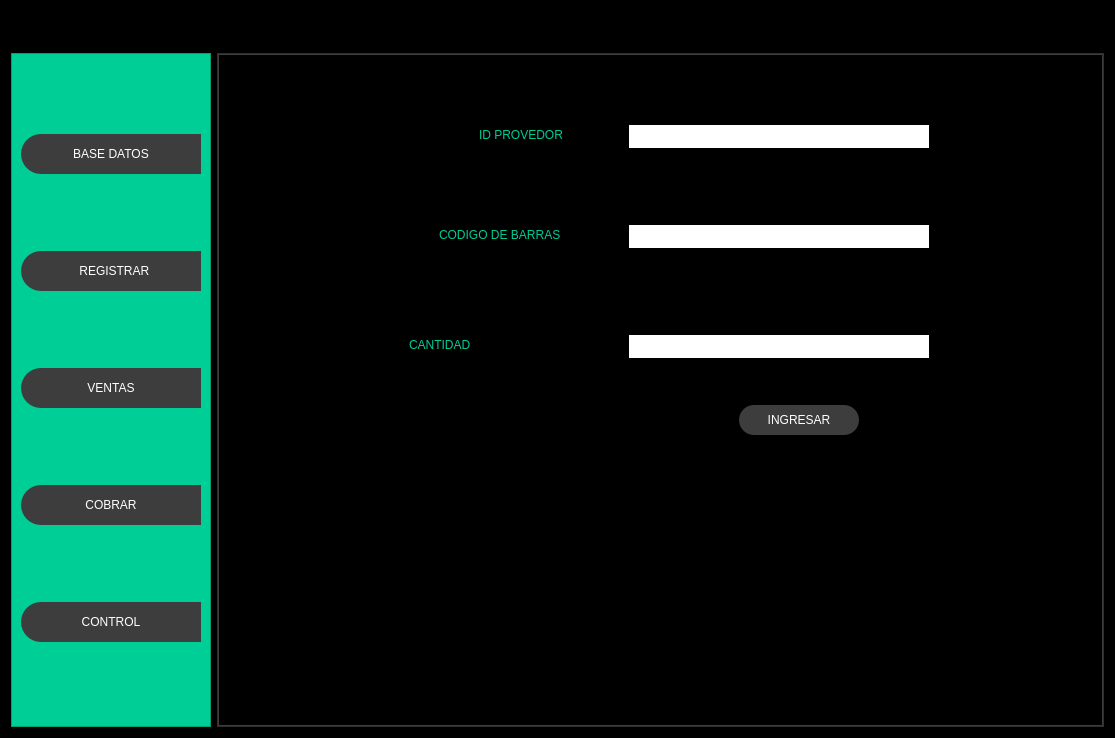
This is diseño.ui in jose99II/repositorioBd as Qt 5 draws it before an edit. The edited form follows.
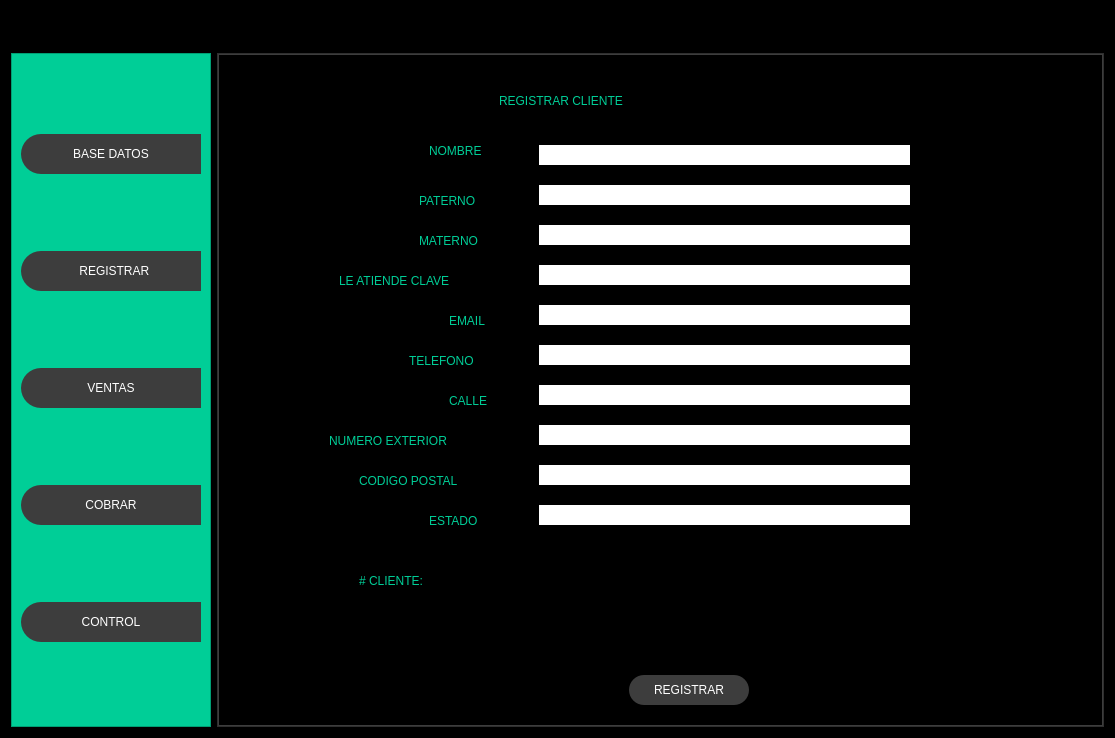
This is the edited form. Icons and pictures are not drawn.

Commit message: registro de cliente

What changed in the file:
```diff
--- a/diseño.ui
+++ b/diseño.ui
@@ -541,7 +541,7 @@
              <item>
               <widget class="QStackedWidget" name="stackedWidget">
                <property name="currentIndex">
-                <number>1</number>
+                <number>5</number>
                </property>
                <widget class="QWidget" name="page_datos">
                 <layout class="QVBoxLayout" name="verticalLayout_9">
@@ -1639,6 +1639,296 @@
                  </property>
                 </widget>
                </widget>
+               <widget class="QWidget" name="page_registrarCliente">
+                <widget class="QLabel" name="label_37">
+                 <property name="geometry">
+                  <rect>
+                   <x>280</x>
+                   <y>20</y>
+                   <width>281</width>
+                   <height>51</height>
+                  </rect>
+                 </property>
+                 <property name="text">
+                  <string>REGISTRAR CLIENTE</string>
+                 </property>
+                </widget>
+                <widget class="QLineEdit" name="nombre">
+                 <property name="geometry">
+                  <rect>
+                   <x>320</x>
+                   <y>90</y>
+                   <width>371</width>
+                   <height>20</height>
+                  </rect>
+                 </property>
+                </widget>
+                <widget class="QLineEdit" name="paterno">
+                 <property name="geometry">
+                  <rect>
+                   <x>320</x>
+                   <y>130</y>
+                   <width>371</width>
+                   <height>20</height>
+                  </rect>
+                 </property>
+                </widget>
+                <widget class="QLineEdit" name="materno">
+                 <property name="geometry">
+                  <rect>
+                   <x>320</x>
+                   <y>170</y>
+                   <width>371</width>
+                   <height>20</height>
+                  </rect>
+                 </property>
+                </widget>
+                <widget class="QLineEdit" name="atiende">
+                 <property name="geometry">
+                  <rect>
+                   <x>320</x>
+                   <y>210</y>
+                   <width>371</width>
+                   <height>20</height>
+                  </rect>
+                 </property>
+                </widget>
+                <widget class="QLineEdit" name="email">
+                 <property name="geometry">
+                  <rect>
+                   <x>320</x>
+                   <y>250</y>
+                   <width>371</width>
+                   <height>20</height>
+                  </rect>
+                 </property>
+                </widget>
+                <widget class="QLineEdit" name="telefono">
+                 <property name="geometry">
+                  <rect>
+                   <x>320</x>
+                   <y>290</y>
+                   <width>371</width>
+                   <height>20</height>
+                  </rect>
+                 </property>
+                </widget>
+                <widget class="QLineEdit" name="calle">
+                 <property name="geometry">
+                  <rect>
+                   <x>320</x>
+                   <y>330</y>
+                   <width>371</width>
+                   <height>20</height>
+                  </rect>
+                 </property>
+                </widget>
+                <widget class="QLineEdit" name="nume">
+                 <property name="geometry">
+                  <rect>
+                   <x>320</x>
+                   <y>370</y>
+                   <width>371</width>
+                   <height>20</height>
+                  </rect>
+                 </property>
+                </widget>
+                <widget class="QLineEdit" name="cp">
+                 <property name="geometry">
+                  <rect>
+                   <x>320</x>
+                   <y>410</y>
+                   <width>371</width>
+                   <height>20</height>
+                  </rect>
+                 </property>
+                </widget>
+                <widget class="QLineEdit" name="estado">
+                 <property name="geometry">
+                  <rect>
+                   <x>320</x>
+                   <y>450</y>
+                   <width>371</width>
+                   <height>20</height>
+                  </rect>
+                 </property>
+                </widget>
+                <widget class="QLabel" name="label_39">
+                 <property name="geometry">
+                  <rect>
+                   <x>210</x>
+                   <y>80</y>
+                   <width>101</width>
+                   <height>31</height>
+                  </rect>
+                 </property>
+                 <property name="text">
+                  <string>NOMBRE</string>
+                 </property>
+                </widget>
+                <widget class="QLabel" name="label_40">
+                 <property name="geometry">
+                  <rect>
+                   <x>200</x>
+                   <y>120</y>
+                   <width>101</width>
+                   <height>51</height>
+                  </rect>
+                 </property>
+                 <property name="text">
+                  <string>PATERNO</string>
+                 </property>
+                </widget>
+                <widget class="QLabel" name="label_41">
+                 <property name="geometry">
+                  <rect>
+                   <x>210</x>
+                   <y>440</y>
+                   <width>81</width>
+                   <height>51</height>
+                  </rect>
+                 </property>
+                 <property name="text">
+                  <string>ESTADO</string>
+                 </property>
+                </widget>
+                <widget class="QLabel" name="label_42">
+                 <property name="geometry">
+                  <rect>
+                   <x>200</x>
+                   <y>160</y>
+                   <width>91</width>
+                   <height>51</height>
+                  </rect>
+                 </property>
+                 <property name="text">
+                  <string>MATERNO</string>
+                 </property>
+                </widget>
+                <widget class="QLabel" name="label_43">
+                 <property name="geometry">
+                  <rect>
+                   <x>120</x>
+                   <y>200</y>
+                   <width>171</width>
+                   <height>51</height>
+                  </rect>
+                 </property>
+                 <property name="text">
+                  <string>LE ATIENDE CLAVE</string>
+                 </property>
+                </widget>
+                <widget class="QLabel" name="label_44">
+                 <property name="geometry">
+                  <rect>
+                   <x>230</x>
+                   <y>240</y>
+                   <width>71</width>
+                   <height>51</height>
+                  </rect>
+                 </property>
+                 <property name="text">
+                  <string>EMAIL</string>
+                 </property>
+                </widget>
+                <widget class="QLabel" name="label_45">
+                 <property name="geometry">
+                  <rect>
+                   <x>190</x>
+                   <y>280</y>
+                   <width>101</width>
+                   <height>51</height>
+                  </rect>
+                 </property>
+                 <property name="text">
+                  <string>TELEFONO</string>
+                 </property>
+                </widget>
+                <widget class="QLabel" name="label_46">
+                 <property name="geometry">
+                  <rect>
+                   <x>230</x>
+                   <y>320</y>
+                   <width>61</width>
+                   <height>51</height>
+                  </rect>
+                 </property>
+                 <property name="text">
+                  <string>CALLE</string>
+                 </property>
+                </widget>
+                <widget class="QLabel" name="label_47">
+                 <property name="geometry">
+                  <rect>
+                   <x>110</x>
+                   <y>360</y>
+                   <width>181</width>
+                   <height>51</height>
+                  </rect>
+                 </property>
+                 <property name="text">
+                  <string>NUMERO EXTERIOR</string>
+                 </property>
+                </widget>
+                <widget class="QLabel" name="label_48">
+                 <property name="geometry">
+                  <rect>
+                   <x>140</x>
+                   <y>400</y>
+                   <width>151</width>
+                   <height>51</height>
+                  </rect>
+                 </property>
+                 <property name="text">
+                  <string>CODIGO POSTAL</string>
+                 </property>
+                </widget>
+                <widget class="QLabel" name="label_49">
+                 <property name="geometry">
+                  <rect>
+                   <x>140</x>
+                   <y>500</y>
+                   <width>101</width>
+                   <height>51</height>
+                  </rect>
+                 </property>
+                 <property name="text">
+                  <string># CLIENTE:</string>
+                 </property>
+                </widget>
+                <widget class="QLabel" name="avisar">
+                 <property name="geometry">
+                  <rect>
+                   <x>270</x>
+                   <y>500</y>
+                   <width>800</width>
+                   <height>51</height>
+                  </rect>
+                 </property>
+                 <property name="text">
+                  <string/>
+                 </property>
+                </widget>
+                <widget class="QPushButton" name="registra">
+                 <property name="geometry">
+                  <rect>
+                   <x>410</x>
+                   <y>620</y>
+                   <width>120</width>
+                   <height>30</height>
+                  </rect>
+                 </property>
+                 <property name="minimumSize">
+                  <size>
+                   <width>120</width>
+                   <height>30</height>
+                  </size>
+                 </property>
+                 <property name="text">
+                  <string>REGISTRAR</string>
+                 </property>
+                </widget>
+               </widget>
                <widget class="QWidget" name="page_actualizar">
                 <layout class="QVBoxLayout" name="verticalLayout_12">
                  <item>
```
Left out of the diff: 13 changed lines with no effect on the pictures. The commit also changes 3 other files.
